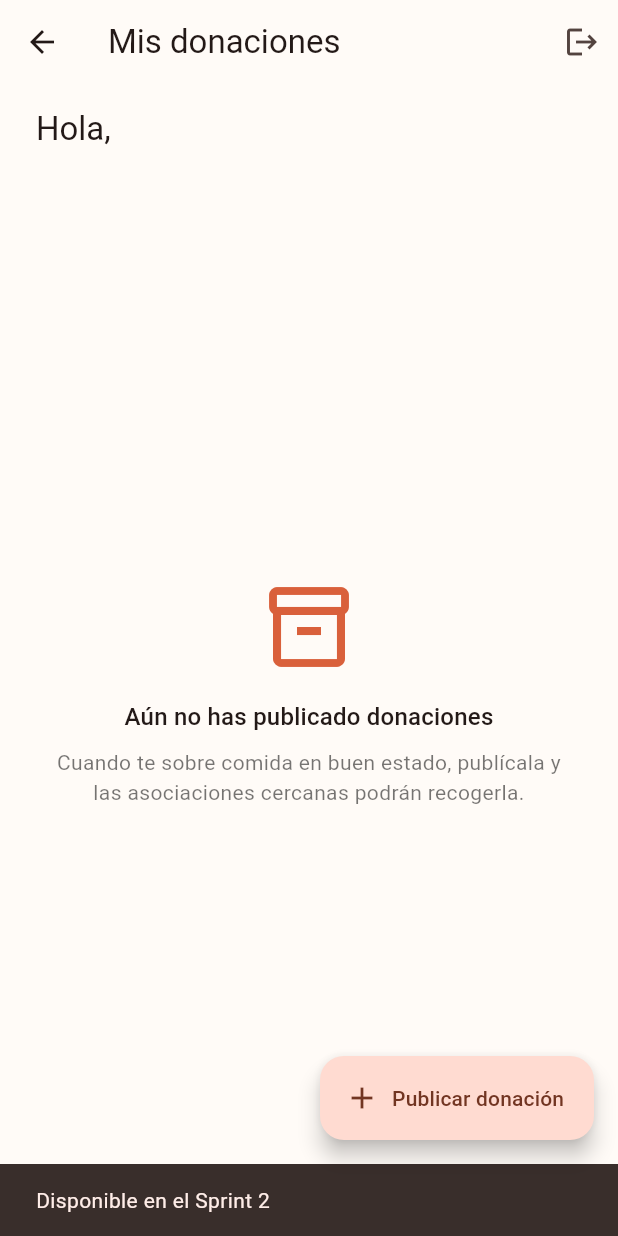
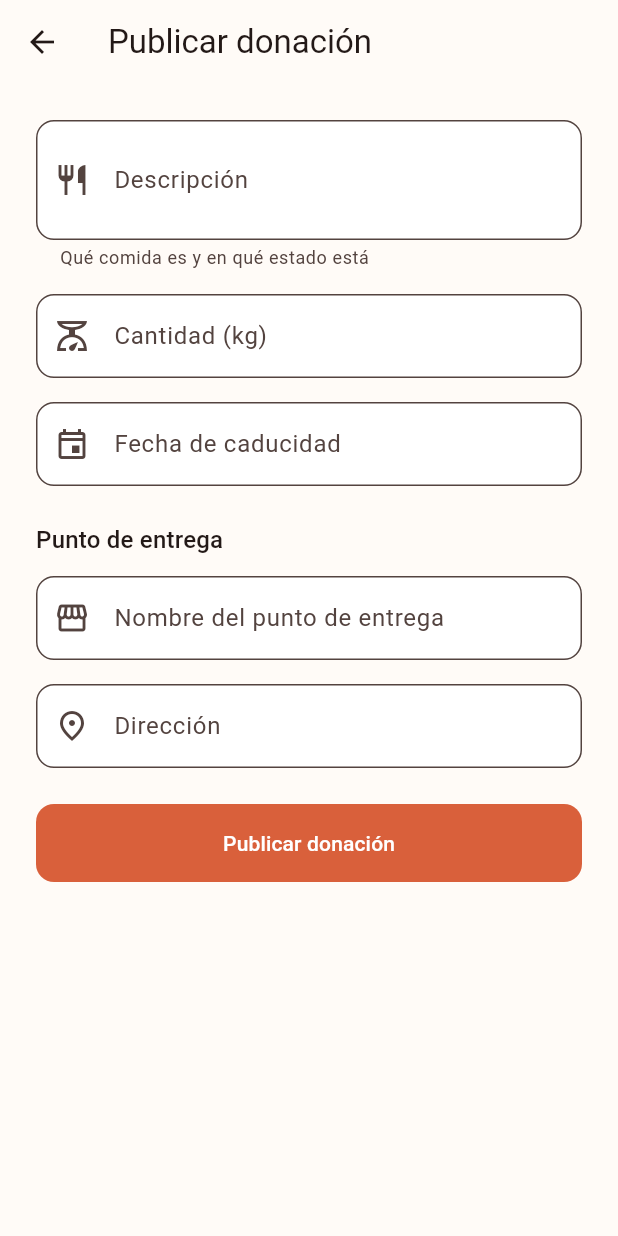
Before and after one commit to MiguelAlvarezIbarra/ReParte, a Flutter app: the InicioDonanteView screen opened directly with empty values, after a tap on "Publicar donación", on a phone screen of 412 x 824 dp. Run offline on Flutter 3.47's test engine with Material 3 defaults, Android fonts, the phone set to English and light mode, and no system bars; our stand-ins replace cloud_firestore, firebase_auth, firebase_core; accounts and stored records are empty.

Commit message:
feature: agrega el formulario para publicar una donacion

```diff
--- a/lib/core/utilidades/validadores.dart
+++ b/lib/core/utilidades/validadores.dart
@@ -27,4 +27,34 @@ class Validadores {
     if (valor == null || valor.trim().isEmpty) return 'Escribe tu $campo';
     return null;
   }
+
+  /// Campo de texto que no puede ir vacio, con el mensaje que se le muestre.
+  static String? obligatorio(String? valor, String mensaje) {
+    if (valor == null || valor.trim().isEmpty) return mensaje;
+    return null;
+  }
+
+  /// Convierte lo escrito a kilogramos; acepta coma o punto decimal.
+  /// Devuelve null si no es un numero.
+  static double? parsearCantidad(String? valor) {
+    return double.tryParse((valor ?? '').trim().replaceAll(',', '.'));
+  }
+
+  static String? cantidadKg(String? valor) {
+    if (valor == null || valor.trim().isEmpty) return 'Escribe la cantidad';
+    final cantidad = parsearCantidad(valor);
+    if (cantidad == null) return 'Escribe un número válido';
+    if (cantidad <= 0) return 'La cantidad debe ser mayor a 0';
+    return null;
+  }
+
+  /// La fecha de caducidad es obligatoria y no puede ser anterior a hoy.
+  /// [ahora] solo existe para poder probarlo con una fecha fija.
+  static String? caducidad(DateTime? fecha, {DateTime? ahora}) {
+    if (fecha == null) return 'Elige la fecha de caducidad';
+    final hoy = ahora ?? DateTime.now();
+    final inicioDeHoy = DateTime(hoy.year, hoy.month, hoy.day);
+    if (fecha.isBefore(inicioDeHoy)) return 'Esa fecha ya pasó';
+    return null;
+  }
 }
--- /dev/null
+++ b/lib/viewmodels/publicar_donacion_viewmodel.dart
@@ -0,0 +1,66 @@
+import 'package:flutter/foundation.dart';
+import '../core/utilidades/validadores.dart';
+
+/// Lo que el donante captura en el formulario, ya limpio y convertido.
+class DatosDonacion {
+  const DatosDonacion({
+    required this.descripcion,
+    required this.cantidadKg,
+    required this.caducidad,
+    required this.puntoNombre,
+    required this.puntoDireccion,
+  });
+
+  final String descripcion;
+  final double cantidadKg;
+
+  /// Ultimo instante del dia elegido: la donacion vale todo ese dia.
+  final DateTime caducidad;
+  final String puntoNombre;
+  final String puntoDireccion;
+}
+
+/// Cerebro del formulario de publicar donacion: no sabe nada de widgets.
+// TODO(T12): recibir DonacionRepository y guardar la donacion.
+class PublicarDonacionViewModel extends ChangeNotifier {
+  DatosDonacion? borrador;
+  String? mensajeError;
+
+  /// Valida lo capturado y arma los [DatosDonacion].
+  /// Devuelve false y deja el motivo en [mensajeError] si algo no cuadra.
+  bool preparar({
+    required String descripcion,
+    required String cantidad,
+    required DateTime? fechaCaducidad,
+    required String puntoNombre,
+    required String puntoDireccion,
+  }) {
+    final error = Validadores.obligatorio(
+            descripcion, 'Describe qué vas a donar') ??
+        Validadores.cantidadKg(cantidad) ??
+        Validadores.caducidad(fechaCaducidad) ??
+        Validadores.obligatorio(
+            puntoNombre, 'Escribe el nombre del punto de entrega') ??
+        Validadores.obligatorio(
+            puntoDireccion, 'Escribe la dirección de entrega');
+
+    if (error != null) {
+      borrador = null;
+      mensajeError = error;
+      notifyListeners();
+      return false;
+    }
+
+    final fecha = fechaCaducidad!;
+    borrador = DatosDonacion(
+      descripcion: descripcion.trim(),
+      cantidadKg: Validadores.parsearCantidad(cantidad)!,
+      caducidad: DateTime(fecha.year, fecha.month, fecha.day, 23, 59),
+      puntoNombre: puntoNombre.trim(),
+      puntoDireccion: puntoDireccion.trim(),
+    );
+    mensajeError = null;
+    notifyListeners();
+    return true;
+  }
+}
--- /dev/null
+++ b/lib/views/donaciones/publicar_donacion_view.dart
@@ -0,0 +1,174 @@
+import 'package:flutter/material.dart';
+import 'package:provider/provider.dart';
+import '../../core/utilidades/validadores.dart';
+import '../../viewmodels/publicar_donacion_viewmodel.dart';
+import '../../widgets/mensaje_error.dart';
+
+/// Formulario con el que un donante publica una donacion.
+/// Al terminar devuelve los [DatosDonacion] capturados (o null si cancela).
+class PublicarDonacionView extends StatefulWidget {
+  const PublicarDonacionView({super.key});
+
+  /// Abre el formulario con su propio ViewModel.
+  static Future<DatosDonacion?> abrir(BuildContext context) {
+    return Navigator.of(context).push<DatosDonacion>(
+      MaterialPageRoute(
+        builder: (_) => ChangeNotifierProvider(
+          create: (_) => PublicarDonacionViewModel(),
+          child: const PublicarDonacionView(),
+        ),
+      ),
+    );
+  }
+
+  @override
+  State<PublicarDonacionView> createState() => _PublicarDonacionViewState();
+}
+
+class _PublicarDonacionViewState extends State<PublicarDonacionView> {
+  final _formulario = GlobalKey<FormState>();
+  final _descripcion = TextEditingController();
+  final _cantidad = TextEditingController();
+  final _fecha = TextEditingController();
+  final _puntoNombre = TextEditingController();
+  final _puntoDireccion = TextEditingController();
+  DateTime? _fechaCaducidad;
+
+  @override
+  void dispose() {
+    _descripcion.dispose();
+    _cantidad.dispose();
+    _fecha.dispose();
+    _puntoNombre.dispose();
+    _puntoDireccion.dispose();
+    super.dispose();
+  }
+
+  String _formatear(DateTime f) =>
+      '${f.day.toString().padLeft(2, '0')}/${f.month.toString().padLeft(2, '0')}/${f.year}';
+
+  Future<void> _elegirFecha() async {
+    final hoy = DateTime.now();
+    final elegida = await showDatePicker(
+      context: context,
+      initialDate: _fechaCaducidad ?? hoy.add(const Duration(days: 1)),
+      firstDate: DateTime(hoy.year, hoy.month, hoy.day),
+      lastDate: hoy.add(const Duration(days: 365)),
+      helpText: 'Fecha de caducidad',
+    );
+    if (elegida == null) return;
+    setState(() {
+      _fechaCaducidad = elegida;
+      _fecha.text = _formatear(elegida);
+    });
+  }
+
+  void _publicar() {
+    if (!_formulario.currentState!.validate()) return;
+    final vm = context.read<PublicarDonacionViewModel>();
+    final ok = vm.preparar(
+      descripcion: _descripcion.text,
+      cantidad: _cantidad.text,
+      fechaCaducidad: _fechaCaducidad,
+      puntoNombre: _puntoNombre.text,
+      puntoDireccion: _puntoDireccion.text,
+    );
+    if (ok) Navigator.of(context).pop(vm.borrador);
+  }
+
+  @override
+  Widget build(BuildContext context) {
+    final vm = context.watch<PublicarDonacionViewModel>();
+    return Scaffold(
+      appBar: AppBar(title: const Text('Publicar donación')),
+      body: SafeArea(
+        child: SingleChildScrollView(
+          padding: const EdgeInsets.all(24),
+          child: Form(
+            key: _formulario,
+            child: Column(
+              crossAxisAlignment: CrossAxisAlignment.stretch,
+              children: [
+                TextFormField(
+                  controller: _descripcion,
+                  minLines: 2,
+                  maxLines: 4,
+                  textCapitalization: TextCapitalization.sentences,
+                  decoration: const InputDecoration(
+                    labelText: 'Descripción',
+                    helperText: 'Qué comida es y en qué estado está',
+                    prefixIcon: Icon(Icons.restaurant_outlined),
+                  ),
+                  validator: (v) =>
+                      Validadores.obligatorio(v, 'Describe qué vas a donar'),
+                ),
+                const SizedBox(height: 16),
+                TextFormField(
+                  controller: _cantidad,
+                  keyboardType:
+                      const TextInputType.numberWithOptions(decimal: true),
+                  textInputAction: TextInputAction.next,
+                  decoration: const InputDecoration(
+                    labelText: 'Cantidad (kg)',
+                    prefixIcon: Icon(Icons.scale_outlined),
+                  ),
+                  validator: Validadores.cantidadKg,
+                ),
+                const SizedBox(height: 16),
+                TextFormField(
+                  controller: _fecha,
+                  readOnly: true,
+                  onTap: _elegirFecha,
+                  decoration: const InputDecoration(
+                    labelText: 'Fecha de caducidad',
+                    prefixIcon: Icon(Icons.event_outlined),
+                  ),
+                  validator: (_) => Validadores.caducidad(_fechaCaducidad),
+                ),
+                const SizedBox(height: 24),
+                Text(
+                  'Punto de entrega',
+                  style: Theme.of(context).textTheme.titleMedium,
+                ),
+                const SizedBox(height: 12),
+                TextFormField(
+                  controller: _puntoNombre,
+                  textCapitalization: TextCapitalization.words,
+                  textInputAction: TextInputAction.next,
+                  decoration: const InputDecoration(
+                    labelText: 'Nombre del punto de entrega',
+                    prefixIcon: Icon(Icons.storefront_outlined),
+                  ),
+                  validator: (v) => Validadores.obligatorio(
+                      v, 'Escribe el nombre del punto de entrega'),
+                ),
+                const SizedBox(height: 16),
+                TextFormField(
+                  controller: _puntoDireccion,
+                  textCapitalization: TextCapitalization.words,
+                  textInputAction: TextInputAction.done,
+                  onFieldSubmitted: (_) => _publicar(),
+                  decoration: const InputDecoration(
+                    labelText: 'Dirección',
+                    prefixIcon: Icon(Icons.place_outlined),
+                  ),
+                  validator: (v) => Validadores.obligatorio(
+                      v, 'Escribe la dirección de entrega'),
+                ),
+                if (vm.mensajeError != null) ...[
+                  const SizedBox(height: 16),
+                  MensajeError(vm.mensajeError!),
+                ],
+                const SizedBox(height: 24),
+                FilledButton(
+                  onPressed: _publicar,
+                  child: const Text('Publicar donación'),
+                ),
+              ],
+            ),
+          ),
+        ),
+      ),
+    );
+  }
+}
--- a/lib/views/inicio/inicio_donante_view.dart
+++ b/lib/views/inicio/inicio_donante_view.dart
@@ -2,6 +2,7 @@ import 'package:flutter/material.dart';
 import '../../models/usuario.dart';
 import '../../widgets/boton_cerrar_sesion.dart';
 import '../../widgets/estado_vacio.dart';
+import '../donaciones/publicar_donacion_view.dart';
 
 /// Pantalla principal del donante: sus donaciones y el boton para publicar.
 class InicioDonanteView extends StatelessWidget {
@@ -38,10 +39,8 @@ class InicioDonanteView extends StatelessWidget {
         ],
       ),
       floatingActionButton: FloatingActionButton.extended(
-        // TODO(T11): abrir el formulario de publicar donacion.
-        onPressed: () => ScaffoldMessenger.of(context).showSnackBar(
-          const SnackBar(content: Text('Disponible en el Sprint 2')),
-        ),
+        // TODO(T12): guardar en Firestore los datos que devuelve el formulario.
+        onPressed: () => PublicarDonacionView.abrir(context),
         icon: const Icon(Icons.add),
         label: const Text('Publicar donación'),
       ),
```
Also changed, not shown: 3 other files.
